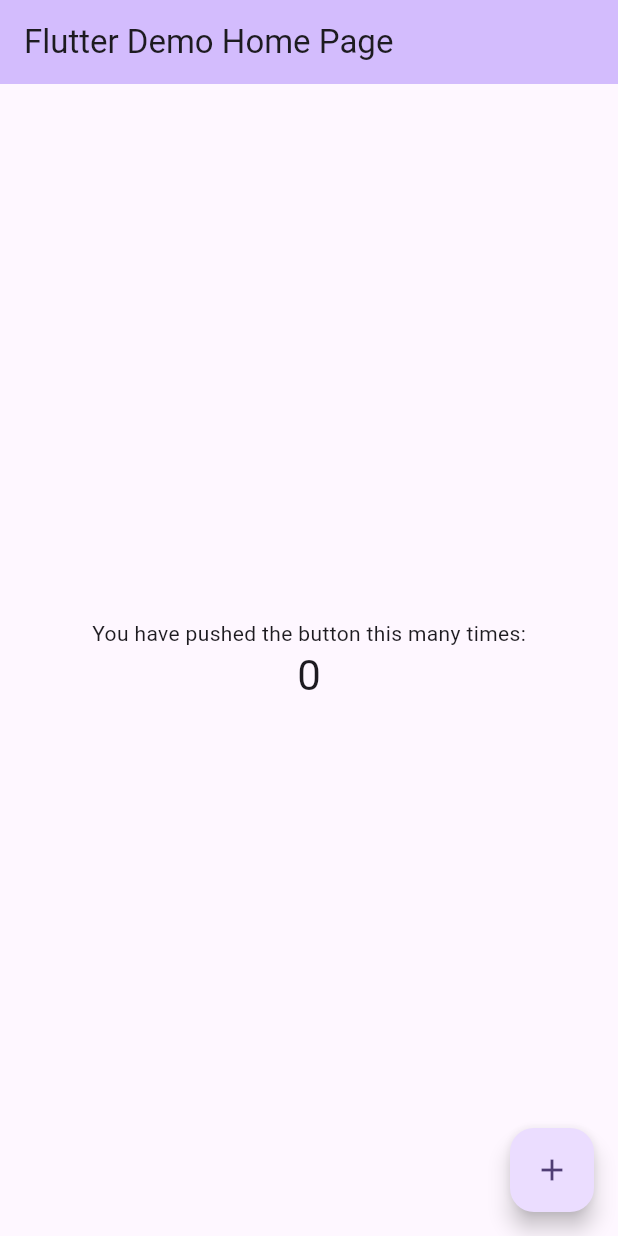
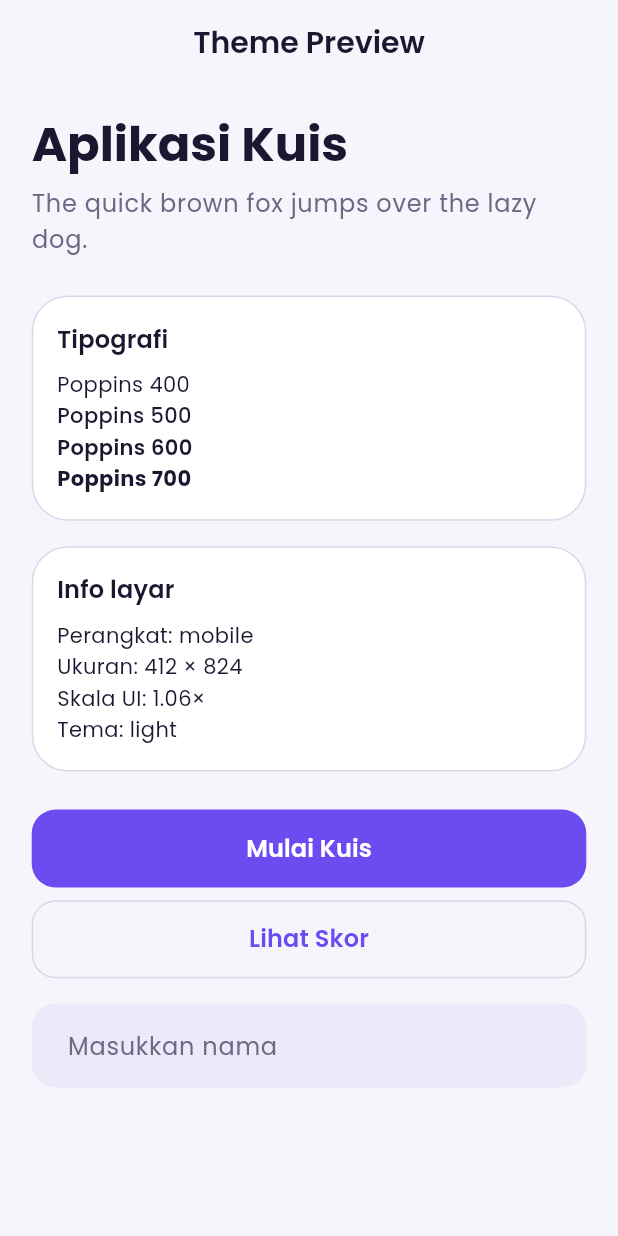
Before and after one commit to RekhiWirya/uts_pemob_rekhi, a Flutter app: the screen it shows after launch, on a phone screen of 412 x 824 dp. Run offline on Flutter 3.47's test engine with Material 3 defaults, Android fonts, the phone set to English and light mode, and no system bars.

Commit message:
feat: apply app theme in main and add temporary theme preview screen

```diff
--- a/lib/main.dart
+++ b/lib/main.dart
@@ -1,122 +1,24 @@
 import 'package:flutter/material.dart';
 
+import 'screens/theme_preview_screen.dart';
+import 'theme/app_theme.dart';
+
 void main() {
-  runApp(const MyApp());
+  runApp(const QuizApp());
 }
 
-class MyApp extends StatelessWidget {
-  const MyApp({super.key});
+class QuizApp extends StatelessWidget {
+  const QuizApp({super.key});
 
-  // This widget is the root of your application.
   @override
   Widget build(BuildContext context) {
     return MaterialApp(
-      title: 'Flutter Demo',
-      theme: ThemeData(
-        // This is the theme of your application.
-        //
-        // TRY THIS: Try running your application with "flutter run". You'll see
-        // the application has a purple toolbar. Then, without quitting the app,
-        // try changing the seedColor in the colorScheme below to Colors.green
-        // and then invoke "hot reload" (save your changes or press the "hot
-        // reload" button in a Flutter-supported IDE, or press "r" if you used
-        // the command line to start the app).
-        //
-        // Notice that the counter didn't reset back to zero; the application
-        // state is not lost during the reload. To reset the state, use hot
-        // restart instead.
-        //
-        // This works for code too, not just values: Most code changes can be
-        // tested with just a hot reload.
-        colorScheme: .fromSeed(seedColor: Colors.deepPurple),
-      ),
-      home: const MyHomePage(title: 'Flutter Demo Home Page'),
+      title: 'Aplikasi Kuis',
+      debugShowCheckedModeBanner: false,
+      theme: AppTheme.lightTheme,
+      darkTheme: AppTheme.darkTheme,
+      themeMode: ThemeMode.system,
+      home: const ThemePreviewScreen(),
     );
   }
 }
-
-class MyHomePage extends StatefulWidget {
-  const MyHomePage({super.key, required this.title});
-
-  // This widget is the home page of your application. It is stateful, meaning
-  // that it has a State object (defined below) that contains fields that affect
-  // how it looks.
-
-  // This class is the configuration for the state. It holds the values (in this
-  // case the title) provided by the parent (in this case the App widget) and
-  // used by the build method of the State. Fields in a Widget subclass are
-  // always marked "final".
-
-  final String title;
-
-  @override
-  State<MyHomePage> createState() => _MyHomePageState();
-}
-
-class _MyHomePageState extends State<MyHomePage> {
-  int _counter = 0;
-
-  void _incrementCounter() {
-    setState(() {
-      // This call to setState tells the Flutter framework that something has
-      // changed in this State, which causes it to rerun the build method below
-      // so that the display can reflect the updated values. If we changed
-      // _counter without calling setState(), then the build method would not be
-      // called again, and so nothing would appear to happen.
-      _counter++;
-    });
-  }
-
-  @override
-  Widget build(BuildContext context) {
-    // This method is rerun every time setState is called, for instance as done
-    // by the _incrementCounter method above.
-    //
-    // The Flutter framework has been optimized to make rerunning build methods
-    // fast, so that you can just rebuild anything that needs updating rather
-    // than having to individually change instances of widgets.
-    return Scaffold(
-      appBar: AppBar(
-        // TRY THIS: Try changing the color here to a specific color (to
-        // Colors.amber, perhaps?) and trigger a hot reload to see the AppBar
-        // change color while the other colors stay the same.
-        backgroundColor: Theme.of(context).colorScheme.inversePrimary,
-        // Here we take the value from the MyHomePage object that was created by
-        // the App.build method, and use it to set our appbar title.
-        title: Text(widget.title),
-      ),
-      body: Center(
-        // Center is a layout widget. It takes a single child and positions it
-        // in the middle of the parent.
-        child: Column(
-          // Column is also a layout widget. It takes a list of children and
-          // arranges them vertically. By default, it sizes itself to fit its
-          // children horizontally, and tries to be as tall as its parent.
-          //
-          // Column has various properties to control how it sizes itself and
-          // how it positions its children. Here we use mainAxisAlignment to
-          // center the children vertically; the main axis here is the vertical
-          // axis because Columns are vertical (the cross axis would be
-          // horizontal).
-          //
-          // TRY THIS: Invoke "debug painting" (choose the "Toggle Debug Paint"
-          // action in the IDE, or press "p" in the console), to see the
-          // wireframe for each widget.
-          mainAxisAlignment: .center,
-          children: [
-            const Text('You have pushed the button this many times:'),
-            Text(
-              '$_counter',
-              style: Theme.of(context).textTheme.headlineMedium,
-            ),
-          ],
-        ),
-      ),
-      floatingActionButton: FloatingActionButton(
-        onPressed: _incrementCounter,
-        tooltip: 'Increment',
-        child: const Icon(Icons.add),
-      ),
-    );
-  }
-}
--- /dev/null
+++ b/lib/screens/theme_preview_screen.dart
@@ -0,0 +1,88 @@
+import 'package:flutter/material.dart';
+
+import '../utils/responsive.dart';
+
+
+class ThemePreviewScreen extends StatelessWidget {
+  const ThemePreviewScreen({super.key});
+
+  @override
+  Widget build(BuildContext context) {
+    final theme = Theme.of(context);
+    final textTheme = theme.textTheme;
+    final size = MediaQuery.sizeOf(context);
+    final gap = context.scale(16);
+
+    return Scaffold(
+      appBar: AppBar(title: const Text('Theme Preview')),
+      body: SafeArea(
+        child: Center(
+          child: ConstrainedBox(
+            constraints: const BoxConstraints(maxWidth: Responsive.maxContentWidth),
+            child: ListView(
+              padding: EdgeInsets.all(context.scale(20)),
+              children: [
+                Text('Aplikasi Kuis', style: textTheme.displaySmall),
+                SizedBox(height: gap / 2),
+                Text(
+                  'The quick brown fox jumps over the lazy dog.',
+                  style: textTheme.bodyLarge?.copyWith(
+                    color: theme.colorScheme.onSurfaceVariant,
+                  ),
+                ),
+                SizedBox(height: gap * 1.5),
+                Card(
+                  child: Padding(
+                    padding: EdgeInsets.all(gap),
+                    child: Column(
+                      crossAxisAlignment: CrossAxisAlignment.start,
+                      children: [
+                        Text('Tipografi', style: textTheme.titleMedium),
+                        SizedBox(height: gap / 2),
+                        for (final w in [
+                          FontWeight.w400,
+                          FontWeight.w500,
+                          FontWeight.w600,
+                          FontWeight.w700,
+                        ])
+                          Text(
+                            'Poppins ${w.value}',
+                            style: TextStyle(fontWeight: w),
+                          ),
+                      ],
+                    ),
+                  ),
+                ),
+                SizedBox(height: gap),
+                Card(
+                  child: Padding(
+                    padding: EdgeInsets.all(gap),
+                    child: Column(
+                      crossAxisAlignment: CrossAxisAlignment.start,
+                      children: [
+                        Text('Info layar', style: textTheme.titleMedium),
+                        SizedBox(height: gap / 2),
+                        Text('Perangkat: ${context.deviceType.name}'),
+                        Text('Ukuran: ${size.width.round()} × ${size.height.round()}'),
+                        Text('Skala UI: ${Responsive.scaleOf(context).toStringAsFixed(2)}×'),
+                        Text('Tema: ${theme.brightness.name}'),
+                      ],
+                    ),
+                  ),
+                ),
+                SizedBox(height: gap * 1.5),
+                FilledButton(onPressed: () {}, child: const Text('Mulai Kuis')),
+                SizedBox(height: gap / 2),
+                OutlinedButton(onPressed: () {}, child: const Text('Lihat Skor')),
+                SizedBox(height: gap),
+                const TextField(
+                  decoration: InputDecoration(hintText: 'Masukkan nama'),
+                ),
+              ],
+            ),
+          ),
+        ),
+      ),
+    );
+  }
+}
--- /dev/null
+++ b/lib/theme/app_colors.dart
@@ -0,0 +1,32 @@
+import 'package:flutter/material.dart';
+
+
+class AppColors {
+  AppColors._();
+
+  // ── Brand ──
+  static const Color primary = Color(0xFF6C4CF1);
+  static const Color primaryLight = Color(0xFFA897FF);
+  static const Color secondary = Color(0xFF14B8A6);
+  static const Color onSecondary = Color(0xFF1A1830);
+
+
+  static const Color success = Color(0xFF22C55E);
+  static const Color error = Color(0xFFD92D20);
+
+
+  static const Color lightBackground = Color(0xFFF6F5FB);
+  static const Color lightSurface = Color(0xFFFFFFFF);
+  static const Color lightSurfaceVariant = Color(0xFFECE9F8);
+  static const Color lightText = Color(0xFF1A1830);
+  static const Color lightTextMuted = Color(0xFF6B6985);
+  static const Color lightOutline = Color(0xFFD9D6EA);
+
+
+  static const Color darkBackground = Color(0xFF0F0E17);
+  static const Color darkSurface = Color(0xFF1A1927);
+  static const Color darkSurfaceVariant = Color(0xFF262438);
+  static const Color darkText = Color(0xFFF2F1FA);
+  static const Color darkTextMuted = Color(0xFFA9A7C2);
+  static const Color darkOutline = Color(0xFF3A3852);
+}
--- /dev/null
+++ b/lib/theme/app_theme.dart
@@ -0,0 +1,129 @@
+import 'package:flutter/material.dart';
+
+import 'app_colors.dart';
+
+
+class AppTheme {
+  AppTheme._();
+
+
+  static const String fontFamily = 'Poppins';
+
+
+  static const double _radius = 16;
+  static const double _radiusLarge = 24;
+  static const double _buttonHeight = 52;
+
+
+  static ThemeData get lightTheme => _buildTheme(
+    ColorScheme.fromSeed(
+      seedColor: AppColors.primary,
+      brightness: Brightness.light,
+    ).copyWith(
+      primary: AppColors.primary,
+      onPrimary: Colors.white,
+      secondary: AppColors.secondary,
+      onSecondary: AppColors.onSecondary,
+      error: AppColors.error,
+      onError: Colors.white,
+      surface: AppColors.lightBackground,
+      onSurface: AppColors.lightText,
+      onSurfaceVariant: AppColors.lightTextMuted,
+      surfaceContainerLow: AppColors.lightSurface,
+      surfaceContainerHighest: AppColors.lightSurfaceVariant,
+      outline: AppColors.lightOutline,
+    ),
+  );
+
+  static ThemeData get darkTheme => _buildTheme(
+    ColorScheme.fromSeed(
+      seedColor: AppColors.primary,
+      brightness: Brightness.dark,
+    ).copyWith(
+      primary: AppColors.primaryLight,
+      onPrimary: AppColors.darkBackground,
+      secondary: AppColors.secondary,
+      onSecondary: AppColors.onSecondary,
+      error: AppColors.error,
+      onError: Colors.white,
+      surface: AppColors.darkBackground,
+      onSurface: AppColors.darkText,
+      onSurfaceVariant: AppColors.darkTextMuted,
+      surfaceContainerLow: AppColors.darkSurface,
+      surfaceContainerHighest: AppColors.darkSurfaceVariant,
+      outline: AppColors.darkOutline,
+    ),
+  );
+
+
+  static const TextTheme _textTheme = TextTheme(
+    displaySmall: TextStyle(fontSize: 32, fontWeight: FontWeight.w700, height: 1.2),
+    headlineMedium: TextStyle(fontSize: 26, fontWeight: FontWeight.w700, height: 1.25),
+    headlineSmall: TextStyle(fontSize: 22, fontWeight: FontWeight.w600, height: 1.3),
+    titleLarge: TextStyle(fontSize: 20, fontWeight: FontWeight.w600),
+    titleMedium: TextStyle(fontSize: 16, fontWeight: FontWeight.w600),
+    bodyLarge: TextStyle(fontSize: 16, fontWeight: FontWeight.w400, height: 1.5),
+    bodyMedium: TextStyle(fontSize: 14, fontWeight: FontWeight.w400, height: 1.5),
+    labelLarge: TextStyle(fontSize: 16, fontWeight: FontWeight.w600),
+  );
+
+  static ThemeData _buildTheme(ColorScheme scheme) {
+    final buttonShape = RoundedRectangleBorder(
+      borderRadius: BorderRadius.circular(_radius),
+    );
+
+    OutlineInputBorder inputBorder(Color color, {double width = 1}) {
+      return OutlineInputBorder(
+        borderRadius: BorderRadius.circular(_radius),
+        borderSide: BorderSide(color: color, width: width),
+      );
+    }
+
+    return ThemeData(
+      colorScheme: scheme,
+      fontFamily: fontFamily,
+      textTheme: _textTheme,
+      appBarTheme: AppBarThemeData(
+        backgroundColor: scheme.surface,
+        foregroundColor: scheme.onSurface,
+        elevation: 0,
+        scrolledUnderElevation: 0,
+        centerTitle: true,
+      ),
+      cardTheme: CardThemeData(
+        color: scheme.surfaceContainerLow,
+        elevation: 0,
+        margin: EdgeInsets.zero,
+        shape: RoundedRectangleBorder(
+          borderRadius: BorderRadius.circular(_radiusLarge),
+          side: BorderSide(color: scheme.outline),
+        ),
+      ),
+      filledButtonTheme: FilledButtonThemeData(
+        style: FilledButton.styleFrom(
+          minimumSize: const Size(64, _buttonHeight),
+          padding: const EdgeInsets.symmetric(horizontal: 24),
+          shape: buttonShape,
+        ),
+      ),
+      outlinedButtonTheme: OutlinedButtonThemeData(
+        style: OutlinedButton.styleFrom(
+          minimumSize: const Size(64, _buttonHeight),
+          padding: const EdgeInsets.symmetric(horizontal: 24),
+          side: BorderSide(color: scheme.outline),
+          shape: buttonShape,
+        ),
+      ),
+      inputDecorationTheme: InputDecorationThemeData(
+        filled: true,
+        fillColor: scheme.surfaceContainerHighest,
+        contentPadding: const EdgeInsets.symmetric(horizontal: 20, vertical: 16),
+        border: inputBorder(Colors.transparent),
+        enabledBorder: inputBorder(Colors.transparent),
+        focusedBorder: inputBorder(scheme.primary, width: 2),
+        errorBorder: inputBorder(scheme.error),
+        focusedErrorBorder: inputBorder(scheme.error, width: 2),
+      ),
+    );
+  }
+}
--- /dev/null
+++ b/lib/utils/responsive.dart
@@ -0,0 +1,80 @@
+import 'package:flutter/widgets.dart';
+
+
+enum DeviceType { mobile, tablet, desktop }
+
+
+class Responsive {
+  Responsive._();
+
+
+  static const double mobileBreakpoint = 600;
+  static const double tabletBreakpoint = 1024;
+
+
+  static const double maxContentWidth = 640;
+
+
+  static const double _designWidth = 390;
+
+  static DeviceType deviceTypeOf(BuildContext context) {
+    final width = MediaQuery.sizeOf(context).width;
+    if (width < mobileBreakpoint) return DeviceType.mobile;
+    if (width < tabletBreakpoint) return DeviceType.tablet;
+    return DeviceType.desktop;
+  }
+
+  static bool isMobile(BuildContext context) =>
+      deviceTypeOf(context) == DeviceType.mobile;
+
+  static bool isTablet(BuildContext context) =>
+      deviceTypeOf(context) == DeviceType.tablet;
+
+  static bool isDesktop(BuildContext context) =>
+      deviceTypeOf(context) == DeviceType.desktop;
+
+  static bool isLandscape(BuildContext context) =>
+      MediaQuery.orientationOf(context) == Orientation.landscape;
+
+
+  static T value<T>(
+      BuildContext context, {
+        required T mobile,
+        T? tablet,
+        T? desktop,
+      }) {
+    return switch (deviceTypeOf(context)) {
+      DeviceType.desktop => desktop ?? tablet ?? mobile,
+      DeviceType.tablet => tablet ?? mobile,
+      DeviceType.mobile => mobile,
+    };
+  }
+
+
+  static double widthPercent(BuildContext context, double percent) =>
+      MediaQuery.sizeOf(context).width * percent / 100;
+
+
+  static double heightPercent(BuildContext context, double percent) =>
+      MediaQuery.sizeOf(context).height * percent / 100;
+
+
+  static double scaleOf(BuildContext context) {
+    final shortest = MediaQuery.sizeOf(context).shortestSide;
+    return (shortest / _designWidth).clamp(0.85, 1.3).toDouble();
+  }
+
+
+  static double scale(BuildContext context, double size) =>
+      size * scaleOf(context);
+}
+
+
+extension ResponsiveContext on BuildContext {
+  DeviceType get deviceType => Responsive.deviceTypeOf(this);
+  bool get isMobile => Responsive.isMobile(this);
+  bool get isTablet => Responsive.isTablet(this);
+  bool get isDesktop => Responsive.isDesktop(this);
+  bool get isLandscape => Responsive.isLandscape(this);
+  double scale(double size) => Responsive.scale(this, size);
+}
```
Also changed, not shown: 1 other file.
